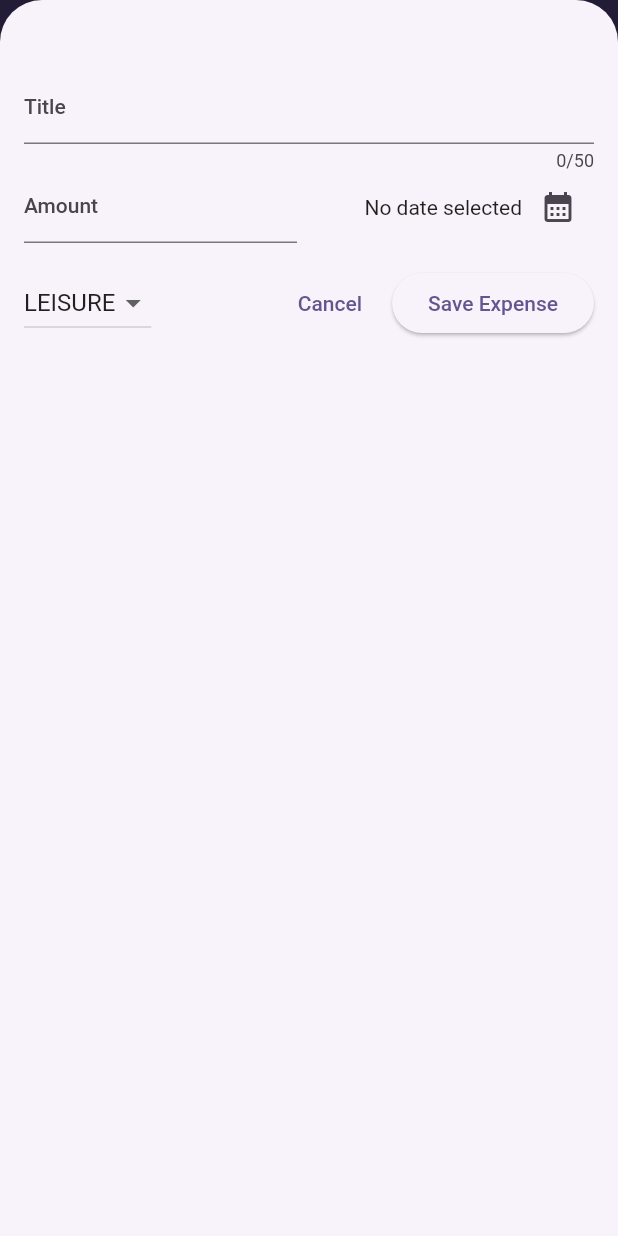
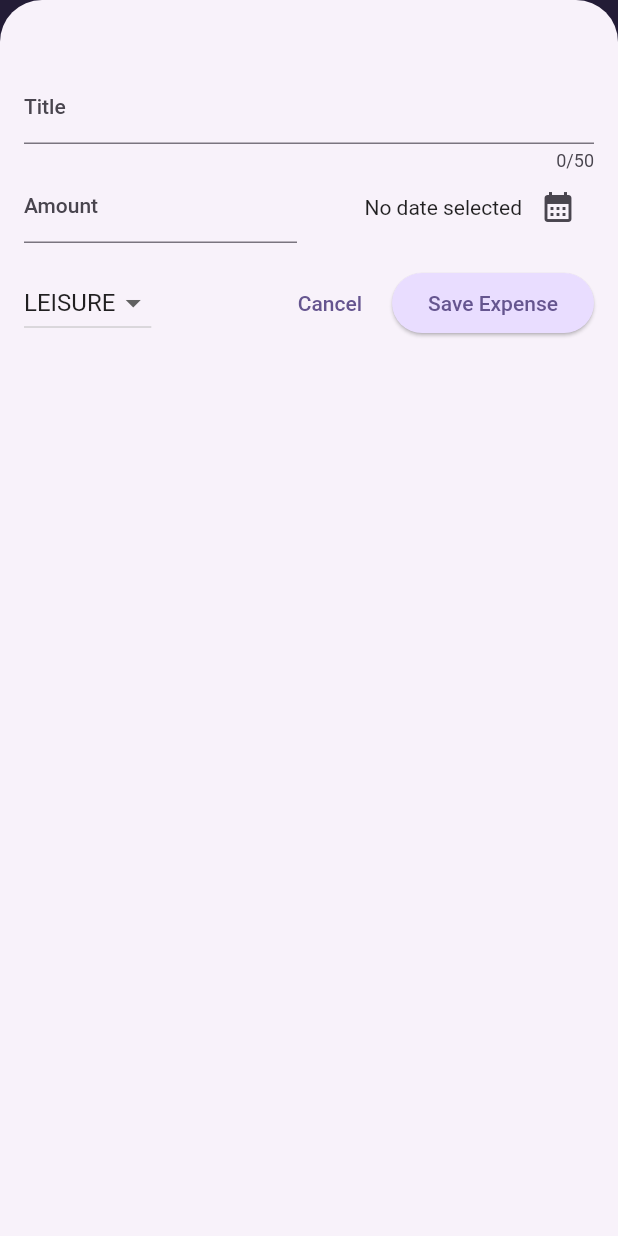
Before and after one commit to Tsenda-Djessy-Flavien/Expense_Tracker, a Flutter app: the screen it shows after launch, after a tap on the "add" icon, on a phone screen of 412 x 824 dp. Run offline on Flutter 3.47's test engine with Material 2 defaults, Android fonts, the phone set to English and light mode, and no system bars.

Commit message:
Définir des thèmes de texte

```diff
--- a/lib/main.dart
+++ b/lib/main.dart
@@ -1,22 +1,12 @@
 import 'package:expense_tracker_app/app/expense.dart';
-import 'package:expense_tracker_app/utils/constant.dart';
+import 'package:expense_tracker_app/config/theme/theme.dart';
 import 'package:flutter/material.dart';
 
 void main() {
   runApp(
     MaterialApp(
       debugShowCheckedModeBanner: false,
-      // recommander pour la configuration du theme
-      theme: ThemeData().copyWith(
-        useMaterial3: true,
-        // recommander pour la configuration des colors
-        colorScheme: kColorScheme,
-        appBarTheme: const AppBarTheme().copyWith(
-          // recommander pour la configuration de la barre d'action
-          backgroundColor: kColorScheme.onPrimaryContainer,
-          foregroundColor: kColorScheme.onPrimary,
-        ),
-      ),
+      theme: kTheme,
       home: const Expenses(),
     ),
   );
--- a/lib/utils/constant.dart
+++ b/lib/utils/constant.dart
@@ -8,7 +8,5 @@ const uuid = Uuid();
 // formater la date
 final formatter = DateFormat.yMd();
 
-// colorScheme // fromSeed : recommander
-var kColorScheme = ColorScheme.fromSeed(
-  seedColor: const Color.fromARGB(255, 96, 59, 181),
-);
+// color
+var kColor = const Color.fromARGB(255, 96, 59, 181);
```
Also changed, not shown: lib/config/theme/theme.dart (added, +45 -0 lines).
